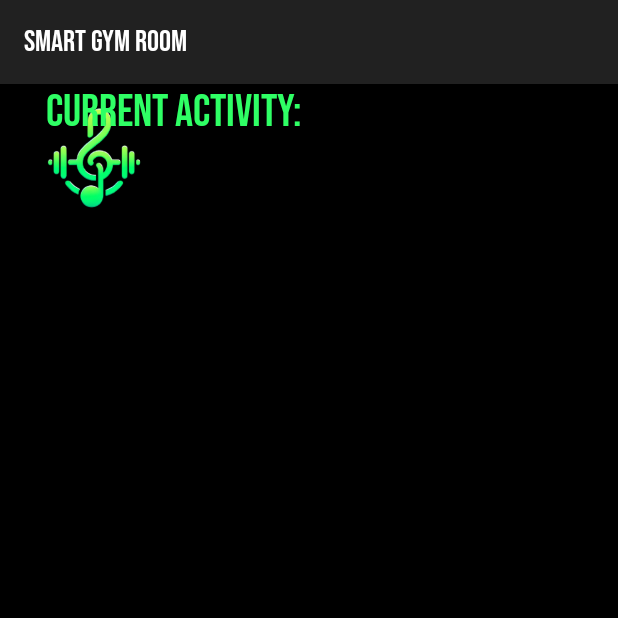
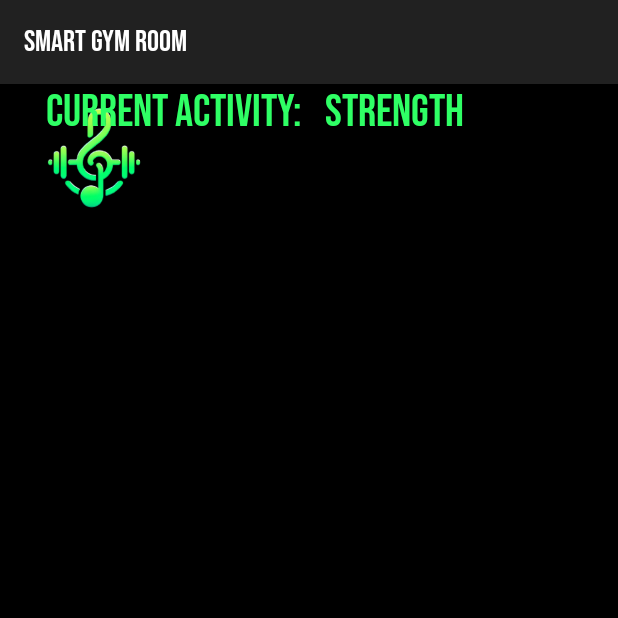
Before and after one commit to veskicha/SmartGymRoom, an Android app: the MainActivity screen opened directly, with no data from a screen before it, on a phone screen of 412 x 824 dp, the top half of it. Run offline under Robolectric (Android 15) with nearby library versions, the phone set to English and light mode, and no system bars; libraries missing offline, so code that uses them is left out: weka.classifiers, weka.core; 2 statements that could not run were skipped.

Commit message:
Text in TextView now displays current activity

```diff
--- a/app/src/main/java/com/example/smartgymroom/MainActivity.java
+++ b/app/src/main/java/com/example/smartgymroom/MainActivity.java
@@ -18,6 +18,7 @@ import android.bluetooth.le.ScanCallback;
 import android.bluetooth.le.ScanFilter;
 import android.bluetooth.le.ScanResult;
 import android.bluetooth.le.ScanSettings;
+import android.content.Context;
 import android.content.Intent;
 import android.content.pm.PackageManager;
 import android.hardware.SensorManager;
@@ -60,6 +61,7 @@ public class MainActivity extends AppCompatActivity {
     private Classifier wekaModel;
     private SensorReading sensors;
     DataQueueManager manager = new DataQueueManager();
+    TextView predictionTextView;
 
     private Handler handler = new Handler();
     private Runnable runnableCode = new Runnable() {
@@ -69,6 +71,7 @@ public class MainActivity extends AppCompatActivity {
             try {
                 String prediction = classifyInstance(averages);
                 Log.d("recognition", prediction);
+                predictionTextView.setText(prediction);
 
                 // Here you can update the UI elements if needed
 
@@ -94,6 +97,7 @@ public class MainActivity extends AppCompatActivity {
         sensors.initSensors(sensorManager);
         super.onCreate(savedInstanceState);
         setContentView(R.layout.activity_main);
+        predictionTextView = findViewById(R.id.prediction_text_view);
 
         handler.post(runnableCode);
 
```
